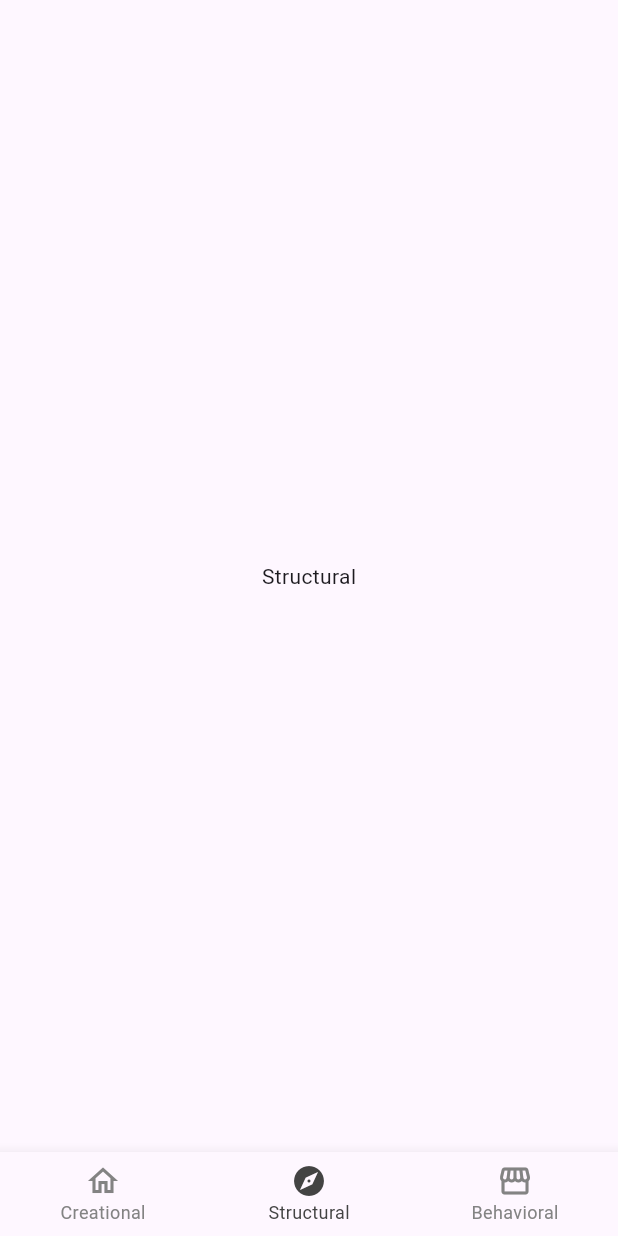
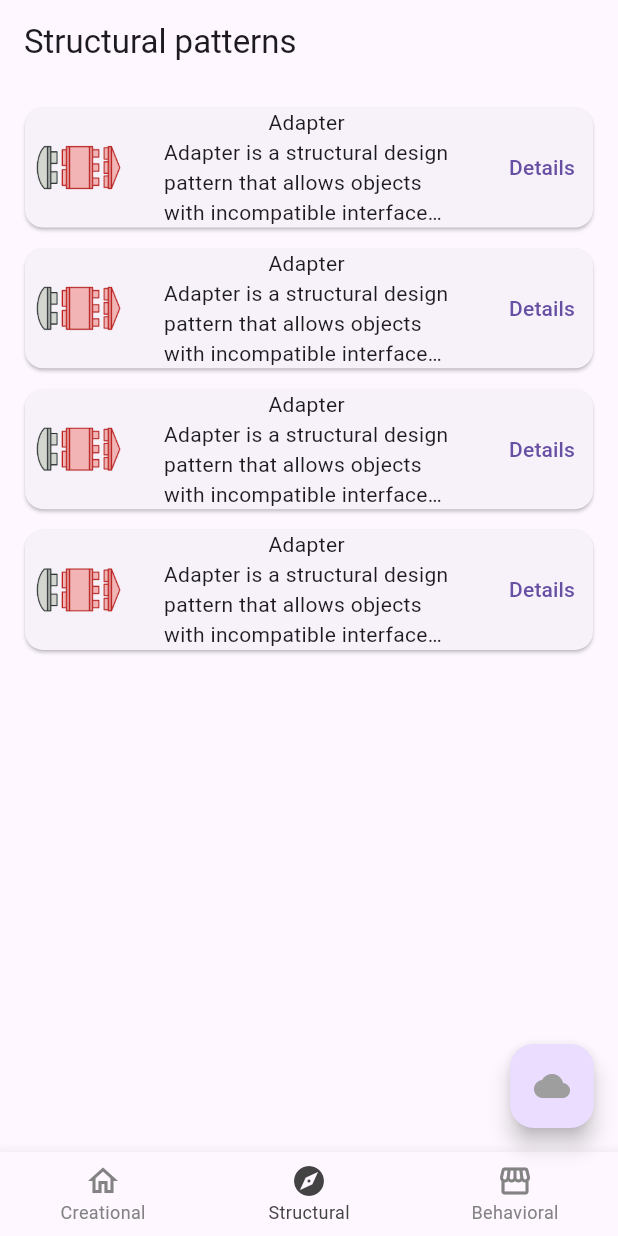
Before and after one commit to nograve/patterns_ipr, a Flutter app: the screen it shows after launch, item 2 of the bottom bar chosen, on a phone screen of 412 x 824 dp. Run offline on Flutter 3.47's test engine with Material 3 defaults, Android fonts, the phone set to English and light mode, and no system bars; our stand-ins replace flutter_screenutil, go_router, logger; missing offline and left inert: snowfall.

Commit message:
Implementing tabs for patterns

```diff
--- a/analysis_options.yaml
+++ b/analysis_options.yaml
@@ -1,4 +1,4 @@
-include: package:very_good_analysis/analysis_options.5.1.0.yaml
+include: package:very_good_analysis/analysis_options.yaml
 linter:
   rules:
     public_member_api_docs: false
--- a/lib/pages/bottom_navigation/bottom_navigation_page.dart
+++ b/lib/pages/bottom_navigation/bottom_navigation_page.dart
@@ -4,6 +4,7 @@ import 'package:patterns_ipr/pages/behavioral/behavioral_page.dart';
 import 'package:patterns_ipr/pages/creational/creational_page.dart';
 import 'package:patterns_ipr/pages/structural/structural_page.dart';
 import 'package:patterns_ipr/widgets/custom_bottom_nav_bar_item.dart';
+import 'package:snowfall/snowfall.dart';
 
 class BottomNavigationPage extends StatefulWidget {
   const BottomNavigationPage({
@@ -19,6 +20,7 @@ class BottomNavigationPage extends StatefulWidget {
 }
 
 class _BottomNavigationPageState extends State<BottomNavigationPage> {
+  bool _snowflakesEnabled = true;
   int _currentIndex = 0;
 
   static const tabs = [
@@ -46,7 +48,11 @@ class _BottomNavigationPageState extends State<BottomNavigationPage> {
   Widget build(BuildContext context) {
     const labelStyle = TextStyle(fontFamily: 'Roboto');
     return Scaffold(
-      body: SafeArea(child: widget.child),
+      body: Stack(
+        children: [
+          SafeArea(child: widget.child),
+        ],
+      ),
       bottomNavigationBar: BottomNavigationBar(
         selectedLabelStyle: labelStyle,
         unselectedLabelStyle: labelStyle,
@@ -62,6 +68,17 @@ class _BottomNavigationPageState extends State<BottomNavigationPage> {
                 ? 1
                 : 2,
         items: tabs,
+      ),
+      floatingActionButton: FloatingActionButton(
+        child: Icon(
+          _snowflakesEnabled ? Icons.cloud : Icons.cloud_outlined,
+          color: Colors.grey,
+        ),
+        onPressed: () {
+          setState(() {
+            _snowflakesEnabled = !_snowflakesEnabled;
+          });
+        },
       ),
     );
   }
--- a/lib/pages/structural/structural_page.dart
+++ b/lib/pages/structural/structural_page.dart
@@ -1,4 +1,6 @@
 import 'package:flutter/material.dart';
+import 'package:flutter_screenutil/flutter_screenutil.dart';
+import 'package:patterns_ipr/widgets/pattern_card.dart';
 
 class StructuralPage extends StatelessWidget {
   const StructuralPage({super.key});
@@ -7,8 +9,18 @@ class StructuralPage extends StatelessWidget {
 
   @override
   Widget build(BuildContext context) {
-    return const Center(
-      child: Text('Structural'),
+    return Scaffold(
+      appBar: AppBar(
+        title: const Text('Structural patterns'),
+      ),
+      body: Padding(
+        padding: EdgeInsets.only(left: 12.w, top: 12.h, right: 12.w),
+        child: ListView.separated(
+          itemCount: 4,
+          separatorBuilder: (_, __) => SizedBox(height: 6.h),
+          itemBuilder: (_, __) => const PatternCard(),
+        ),
+      ),
     );
   }
 }
--- /dev/null
+++ b/lib/widgets/pattern_card.dart
@@ -0,0 +1,52 @@
+import 'package:flutter/material.dart';
+import 'package:flutter_screenutil/flutter_screenutil.dart';
+import 'package:patterns_ipr/generated/assets.dart';
+
+class PatternCard extends StatefulWidget {
+  const PatternCard({super.key});
+
+  @override
+  State<PatternCard> createState() => _PatternCardState();
+}
+
+class _PatternCardState extends State<PatternCard> {
+  @override
+  Widget build(BuildContext context) {
+    return Card(
+      child: Row(
+        mainAxisAlignment: MainAxisAlignment.spaceBetween,
+        children: [
+          Padding(
+            padding: const EdgeInsets.only(left: 6),
+            child: Container(
+              width: 60.r,
+              height: 60.r,
+              decoration: const BoxDecoration(
+                image: DecorationImage(image: AssetImage(Assets.imagesAdapter)),
+              ),
+            ),
+          ),
+          SizedBox(
+            width: 180.w,
+            child: const Column(
+              children: [
+                Text('Adapter'),
+                Text(
+                  'Adapter is a structural design pattern that allows objects with incompatible interfaces to collaborate.',
+                  maxLines: 3,
+                  overflow: TextOverflow.ellipsis,
+                ),
+              ],
+            ),
+          ),
+          TextButton(
+            onPressed: _onSeeMorePressed,
+            child: const Text('Details'),
+          ),
+        ],
+      ),
+    );
+  }
+
+  void _onSeeMorePressed() {}
+}
--- a/pubspec.yaml
+++ b/pubspec.yaml
@@ -12,6 +12,8 @@ dependencies:
   flutter_screenutil: ^5.9.0
   go_router: ^12.1.3
   logger: ^2.0.2+1
+  snowfall:
+    git: https://github.com/nograve/snowfall.git
 
 dev_dependencies:
   flutter_lints: ^3.0.1
@@ -21,3 +23,6 @@ dev_dependencies:
 
 flutter:
   uses-material-design: true
+  assets:
+    - assets/
+    - assets/images/
```
Also changed, not shown: lib/pages/behavioral/behavioral_page.dart (+14 -2 lines), lib/pages/creational/creational_page.dart (+25 -3 lines), assets/images/adapter.png (added), assets/images/bridge.png (added), assets/images/builder.png (added), assets/images/decorator.png (added), assets/images/facade.png (added), assets/images/factory-method.png (added), assets/images/iterator.png (added), assets/images/observer.png (added), assets/images/prototype.png (added), assets/images/singleton.png (added), assets/images/state.png (added), assets/images/strategy.png (added), 2 more files.
